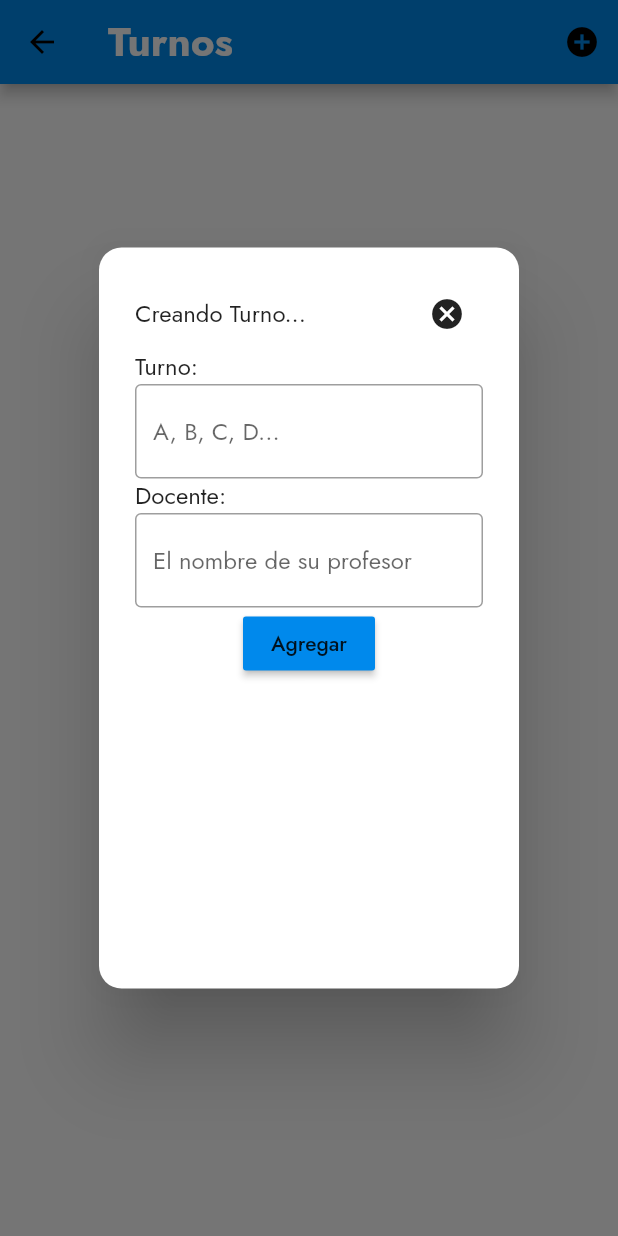
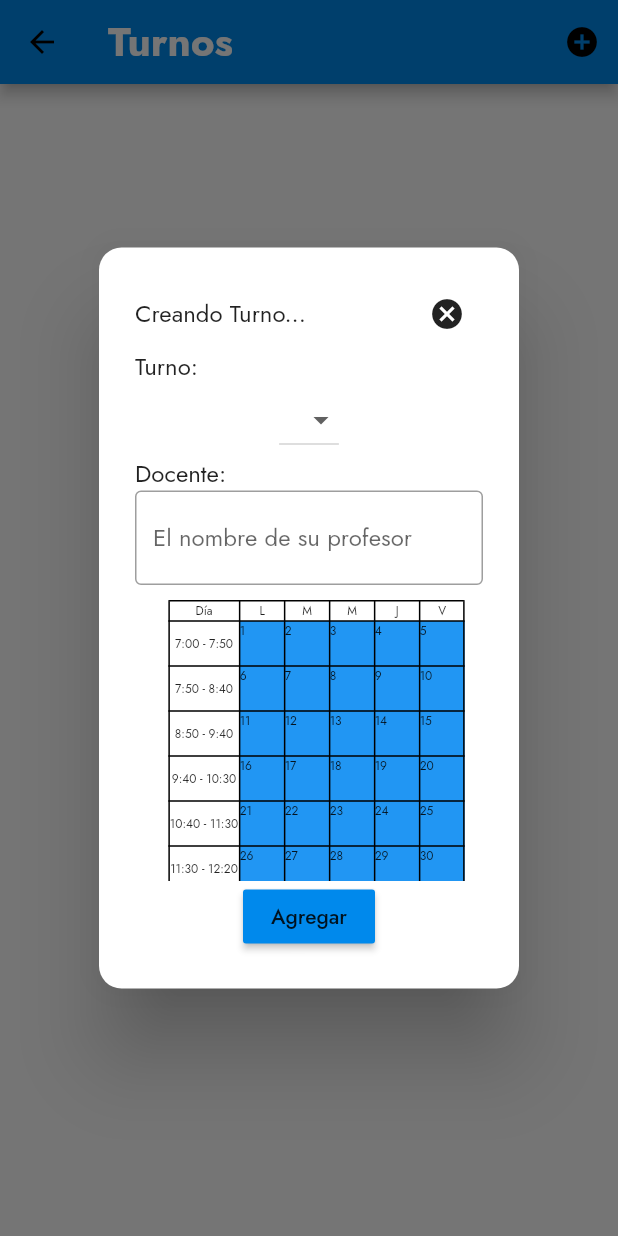
Before and after one commit to bryanhancco/CS_Scheduler, a Flutter app: the DetallesCursoPage screen opened directly with empty values, after a tap on the "add circle" icon, on a phone screen of 412 x 824 dp. Run offline on Flutter 3.47's test engine with Material 2 defaults, Android fonts, the light colour scheme and no system bars; our stand-ins replace google_fonts, sqflite; accounts and stored records are empty.

Commit message:
Agregando ingreso de turnos

```diff
--- a/lib/classes/models.dart
+++ b/lib/classes/models.dart
@@ -3,20 +3,20 @@ class Curso {
   final String CurNom;
   final int isObligatorio;
 
-  Curso({required this.CurCod,required  this.CurNom,required  this.isObligatorio});
+  Curso(
+      {required this.CurCod,
+      required this.CurNom,
+      required this.isObligatorio});
 
   static List<Curso> ejemplos = [
     Curso(
-        CurCod: 'MN',
-        CurNom: 'Metodos Numéricos',
-        isObligatorio: 1,),
+      CurCod: 'MN',
+      CurNom: 'Metodos Numéricos',
+      isObligatorio: 1,
+    ),
   ];
 
-  Curso.empty(
-    this.CurCod,
-    this.CurNom,
-    this.isObligatorio
-  );
+  Curso.empty(this.CurCod, this.CurNom, this.isObligatorio);
 
   Map<String, dynamic> toMap() {
     return {
@@ -30,21 +30,27 @@ class Curso {
 class Turno {
   final String TurCod;
   final String TurCurCod;
-  final String TurLet;
-  final String TurDoc;
+  final String TurHrs;
+  final String TurLet; //Letra
+  final String TurDoc; //Docente
 
-  Turno({required this.TurCod, required this.TurCurCod, required this.TurLet, required this.TurDoc});
+  Turno(
+      {required this.TurCod,
+      required this.TurCurCod,
+      required this.TurHrs,
+      required this.TurLet,
+      required this.TurDoc});
 
   Turno.empty(
-    this.TurCod,
-    this.TurCurCod,
-    this.TurLet,
-    this.TurDoc,
-  );
+      this.TurCod,
+      this.TurCurCod,
+      this.TurHrs,
+      this.TurLet, //Letra
+      this.TurDoc);
 
   /*
   static List<Turno> ejeTur = [
-    Turno('MN_A',1703244, 'A', 'Olha'),
+    Turno('MN_A','1703244', 'A', 'Olha'),
     Turno('MN_B', 1703244, 'B', 'Norka'),
     Turno('MN_C', 1703244, 'C', 'Olha'),
   ];
@@ -53,6 +59,7 @@ class Turno {
     return {
       'TurCod': TurCod,
       'TurCurCod': TurCurCod,
+      'TurHrs': TurHrs,
       'TurLet': TurLet,
       'TurDoc': TurDoc
     };
--- a/lib/database/scheduler_database.dart
+++ b/lib/database/scheduler_database.dart
@@ -6,8 +6,6 @@ class SchedulerDatabase {
   static final SchedulerDatabase instance = SchedulerDatabase._init();
   final String tableCourse = "curso";
   final String tableShift = "turno";
-  final String tableHour = 'hora';
-  final String tableShiftPerHour = 'turno_hora';
   static Database? _database;
 
   SchedulerDatabase._init();
@@ -31,41 +29,24 @@ class SchedulerDatabase {
         CurCod TEXT PRIMARY KEY,
         CurNom TEXT,
         CurReq INTEGER
-      )'''
-    );
+      )''');
     await db.execute('''
       CREATE TABLE $tableShift(
         TurCod TEXT PRIMARY KEY,
         TurCurCod TEXT,
+        TurHrs TEXT,
         TurLet TEXT,
         TurDoc TEXT,
         FOREIGN KEY(TurCurCod) REFERENCES $tableCourse(CurCod)
-      )'''
-    );
-    await db.execute('''
-      CREATE TABLE $tableHour(
-        HorCod TEXT PRIMARY KEY,
-        HorInd INTEGER
-      )'''
-    );
-    await db.execute('''
-      CREATE TABLE $tableShiftPerHour(
-        TurCod TEXT,
-        HorCod TEXT,
-        FOREIGN KEY(TurCod) REFERENCES $tableShift(TurCod)
-        FOREIGN KEY(HorCod) REFERENCES $tableHour(HorCod)
-      )'''
-    );
-
-    for (int i = 1; i <= 75; i++) {
-      await db.rawInsert('INSERT INTO $tableHour (HorCod, HorInd) VALUES ("H_$i", $i)');
-    }
+      )''');
   }
 
   Future<void> insertCourse(Curso item) async {
     final db = await instance.database;
-    await db.insert(tableCourse, item.toMap(), conflictAlgorithm: ConflictAlgorithm.replace);
+    await db.insert(tableCourse, item.toMap(),
+        conflictAlgorithm: ConflictAlgorithm.replace);
   }
+
   Future<List<Curso>> getAllCursos() async {
     final db = await instance.database;
     final List<Map<String, dynamic>> maps = await db.query(tableCourse);
@@ -77,17 +58,22 @@ class SchedulerDatabase {
       );
     });
   }
+
   Future<void> insertShift(Turno item) async {
     final db = await instance.database;
-    await db.insert(tableShift, item.toMap(), conflictAlgorithm: ConflictAlgorithm.replace);
+    await db.insert(tableShift, item.toMap(),
+        conflictAlgorithm: ConflictAlgorithm.replace);
   }
+
   Future<List<Turno>> getAllTurnos(String curCod) async {
     final db = await instance.database;
-    final List<Map<String, dynamic>> maps = await db.query(tableShift, where: 'TurCurCod=?', whereArgs: [curCod]);
+    final List<Map<String, dynamic>> maps =
+        await db.query(tableShift, where: 'TurCurCod=?', whereArgs: [curCod]);
     return List.generate(maps.length, (index) {
       return Turno(
         TurCod: maps[index]['TurCod'],
         TurCurCod: maps[index]['TurCurCod'],
+        TurHrs: maps[index]['TurHrs'],
         TurLet: maps[index]['TurLet'],
         TurDoc: maps[index]['TurDoc'],
       );
--- a/lib/pages/detallesCursoPage.dart
+++ b/lib/pages/detallesCursoPage.dart
@@ -10,10 +10,10 @@ class DetallesCursoPage extends StatefulWidget {
 
   @override
   State<DetallesCursoPage> createState() => _DetallesCursoPageState();
-
 }
 
 class _DetallesCursoPageState extends State<DetallesCursoPage> {
+  List<int> _horas = [2, 4];
   final _controllerTurnoLetra = TextEditingController();
   final _controllerTurnoDocente = TextEditingController();
 
@@ -24,7 +24,12 @@ class _DetallesCursoPageState extends State<DetallesCursoPage> {
   void saveNewShift() {
     setState(() {
       // print('categoria ' + _categoria.text);
-      Turno shift = Turno.empty(widget.curCod + _controllerTurnoLetra.text, widget.curCod, _controllerTurnoLetra.text, _controllerTurnoDocente.text);
+      Turno shift = Turno.empty(
+          widget.curCod + _controllerTurnoLetra.text,
+          widget.curCod,
+          _horas.join(','),
+          _controllerTurnoLetra.text,
+          _controllerTurnoDocente.text);
       addShift(shift);
       _controllerTurnoLetra.clear();
       _controllerTurnoDocente.clear();
@@ -43,7 +48,6 @@ class _DetallesCursoPageState extends State<DetallesCursoPage> {
           onCancel: () => Navigator.of(context).pop(),
           curCod: widget.curCod,
         );
-
       },
     );
   }
@@ -62,7 +66,6 @@ class _DetallesCursoPageState extends State<DetallesCursoPage> {
               fontSize: 27,
             ),
           ),
-
           actions: [
             IconButton(
                 onPressed: createNewShift,
@@ -74,28 +77,34 @@ class _DetallesCursoPageState extends State<DetallesCursoPage> {
         ),
         body: FutureBuilder(
             future: SchedulerDatabase.instance.getAllTurnos(widget.curCod),
-        builder: (BuildContext context, AsyncSnapshot<List<Turno>> snapshot) {
+            builder:
+                (BuildContext context, AsyncSnapshot<List<Turno>> snapshot) {
               if (snapshot.hasData) {
                 List<Turno> turnos = snapshot.data!;
                 return turnos.isEmpty
-            ? Center(child: Text("No hay Turnos!", style: TextStyle(fontSize: 20),))
+                    ? Center(
+                        child: Text(
+                        "No hay Turnos!",
+                        style: TextStyle(fontSize: 20),
+                      ))
                     : ListView.separated(
                         itemBuilder: (BuildContext context, int index) {
                           return ShiftsTile(turno: turnos[index]);
                         },
-              separatorBuilder: (BuildContext context, int index) => Divider(
+                        separatorBuilder: (BuildContext context, int index) =>
+                            Divider(
                           height: 5,
                         ),
                         itemCount: turnos.length,
                       );
-          }
-          else {
+              } else {
                 return const Center(
-              child: Text("No se han ingresado turnos!", style: TextStyle(fontSize: 20),),
+                  child: Text(
+                    "No se han ingresado turnos!",
+                    style: TextStyle(fontSize: 20),
+                  ),
                 );
               }
-        }
-      )
-    );
+            }));
   }
 }
--- a/lib/utilities/create_shift_dialog_box.dart
+++ b/lib/utilities/create_shift_dialog_box.dart
@@ -1,29 +1,62 @@
-
 import 'package:flutter/material.dart';
+import 'package:scheduler/utilities/table_input.dart';
 
 class CreateTurnoDialogBox extends StatefulWidget {
+  List<int> horasSelec;
   final controllerTurnoLetra;
   final controllerTurnoDocente;
   final VoidCallback onSave;
   final VoidCallback onCancel;
   final String curCod;
 
-  const CreateTurnoDialogBox({
+  CreateTurnoDialogBox({
     Key? key,
     required this.controllerTurnoLetra,
     required this.controllerTurnoDocente,
     required this.onSave,
     required this.onCancel,
     required this.curCod,
-  }) : super(key: key);
+  })  : horasSelec = [],
+        super(key: key);
   @override
   _CreateTurnoDialogBoxState createState() => _CreateTurnoDialogBoxState();
 }
 
 class _CreateTurnoDialogBoxState extends State<CreateTurnoDialogBox> {
-  final _controllerDocentes = TextEditingController();
+  /*final _controllerDocentes = TextEditingController();
+  final _dropdownController = TextEditingController();*/
+  List<String> options = [
+    'A',
+    'B',
+    'C',
+    'D',
+    'E',
+    'F',
+    'G',
+    'H',
+    'I',
+    'J',
+    'K',
+    'L',
+    'M',
+    'N',
+    'O',
+    'P',
+    'Q',
+    'R',
+    'S',
+    'T',
+    'U',
+    'V',
+    'W',
+    'X',
+    'Y',
+    'Z'
+  ];
+
   @override
   Widget build(BuildContext context) {
+    TextEditingController turnocontrol = widget.controllerTurnoLetra;
     return AlertDialog(
       shape: const RoundedRectangleBorder(
           borderRadius: BorderRadius.all(Radius.circular(15))),
@@ -45,12 +78,27 @@ class _CreateTurnoDialogBoxState extends State<CreateTurnoDialogBox> {
                 'Turno:',
               ),
             ),
-            TextField(
+            /*TextField(
               controller: widget.controllerTurnoLetra,
               decoration: const InputDecoration(
                 border: OutlineInputBorder(),
                 hintText: "A, B, C, D...",
               ),
+            ),*/
+            DropdownButton(
+              value: turnocontrol.text.isNotEmpty ? turnocontrol.text : null,
+              items: options.map<DropdownMenuItem<String>>((String value) {
+                return DropdownMenuItem<String>(
+                  value: value,
+                  child: Text(value),
+                );
+              }).toList(),
+              onChanged: (String? newValue) {
+                setState(() {
+                  // Actualizamos el valor en el controlador
+                  turnocontrol.text = newValue ?? '';
+                });
+              },
             ),
             Container(
               alignment: Alignment.centerLeft,
@@ -65,8 +113,63 @@ class _CreateTurnoDialogBoxState extends State<CreateTurnoDialogBox> {
                 hintText: "El nombre de su profesor",
               ),
             ),
+            /*Container(
+              alignment: Alignment.centerLeft,
+              child: Text(
+                'Hora Inicio:',
+              ),
+            ),
+            DropdownButton(
+              value: turnocontrol.text.isNotEmpty ? turnocontrol.text : null,
+              items: horas.map<DropdownMenuItem<String>>((String value) {
+                return DropdownMenuItem<String>(
+                  value: value,
+                  child: Text(value),
+                );
+              }).toList(),
+              onChanged: (String? newValue) {
+                setState(() {
+                  // Actualizamos el valor en el controlador
+                  turnocontrol.text = newValue ?? '';
+                });
+              },
+            ),
+            Container(
+              alignment: Alignment.centerLeft,
+              child: Text(
+                'Hora Fin:',
+              ),
+            ),
+            DropdownButton(
+              value: turnocontrol.text.isNotEmpty ? turnocontrol.text : null,
+              items: horas.map<DropdownMenuItem<String>>((String value) {
+                return DropdownMenuItem<String>(
+                  value: value,
+                  child: Text(value),
+                );
+              }).toList(),
+              onChanged: (String? newValue) {
+                setState(() {
+                  // Actualizamos el valor en el controlador
+                  turnocontrol.text = newValue ?? '';
+                });
+              },
+            ),*/
+            Expanded(child: TableInput(horasSelec: widget.horasSelec)),
             MaterialButton(
-              onPressed: widget.onSave,
+              onPressed: () {
+                // Realizar la validación
+                if (turnocontrol.text == '') {
+                  // Ambos campos están llenos, muestra el mensaje de éxito
+                  //mostrarSnackBar(context, 'Seleccione un turno');
+                  mostrarMensaje(context, 'CAMPO VACIO', 'Seleccione un turno');
+                } else {
+                  // Muestra un mensaje de error si la validación falla
+                  mostrarSnackBar(context, widget.horasSelec.toString());
+                  widget.onSave;
+                }
+              },
+              //widget.onSave,
               color: const Color.fromRGBO(0, 137, 236, 1),
               child: const Text("Agregar"),
             ),
@@ -76,3 +179,32 @@ class _CreateTurnoDialogBoxState extends State<CreateTurnoDialogBox> {
     );
   }
 }
+
+void mostrarSnackBar(BuildContext context, String mensaje) {
+  ScaffoldMessenger.of(context).showSnackBar(
+    SnackBar(
+      content: Text(mensaje),
+      duration: Duration(seconds: 2), // Duración del SnackBar
+    ),
+  );
+}
+
+void mostrarMensaje(BuildContext context, String title, String message) {
+  showDialog(
+    context: context,
+    builder: (BuildContext context) {
+      return AlertDialog(
+        title: Text(title),
+        content: Text(message),
+        actions: <Widget>[
+          TextButton(
+            onPressed: () {
+              Navigator.of(context).pop();
+            },
+            child: Text('Cerrar'),
+          ),
+        ],
+      );
+    },
+  );
+}
--- a/lib/utilities/detail_shift.dart
+++ b/lib/utilities/detail_shift.dart
@@ -1,14 +1,10 @@
-
 import 'package:flutter/material.dart';
 import 'package:scheduler/classes/models.dart';
 
 class DetailShiftDialogBox extends StatefulWidget {
   final Turno turno;
 
-  const DetailShiftDialogBox({
-    Key? key,
-    required this.turno
-  }) : super(key: key);
+  const DetailShiftDialogBox({Key? key, required this.turno}) : super(key: key);
   @override
   _DetailShiftDialogBoxState createState() => _DetailShiftDialogBoxState();
 }
@@ -19,7 +15,7 @@ class _DetailShiftDialogBoxState extends State<DetailShiftDialogBox> {
   Widget build(BuildContext context) {
     return AlertDialog(
       shape: const RoundedRectangleBorder(
-        borderRadius: BorderRadius.all(Radius.circular(15))),
+          borderRadius: BorderRadius.all(Radius.circular(15))),
       content: Container(
         height: 450,
         child: Column(
@@ -29,15 +25,21 @@ class _DetailShiftDialogBoxState extends State<DetailShiftDialogBox> {
               children: [
                 Text('Turno ' + widget.turno.TurLet),
                 IconButton(
-                  onPressed: () => Navigator.of(context).pop(), icon: const Icon(Icons.cancel)),
+                    onPressed: () => Navigator.of(context).pop(),
+                    icon: const Icon(Icons.cancel)),
               ],
             ),
-            Row(
-              mainAxisAlignment: MainAxisAlignment.spaceBetween,
-              children: [
-                Text('Docente:',),
-                Text(widget.turno.TurDoc),
-              ]
+            Row(mainAxisAlignment: MainAxisAlignment.spaceBetween, children: [
+              Text(
+                'Docente:',
+              ),
+              Text(widget.turno.TurDoc),
+            ]),
+            Text(
+              widget.turno.TurHrs,
+              style: const TextStyle(
+                fontSize: 27,
+              ),
             ),
             Text('Horario'),
           ],
--- a/lib/utilities/shifts_tile.dart
+++ b/lib/utilities/shifts_tile.dart
@@ -12,7 +12,6 @@ class ShiftsTile extends StatelessWidget {
   // This widget is the root of your application.
   @override
   Widget build(BuildContext context) {
-
     void showInfo() {
       showDialog(
         context: context,
--- /dev/null
+++ b/lib/utilities/table_input.dart
@@ -0,0 +1,152 @@
+import 'package:flutter/material.dart';
+
+class TableInput extends StatelessWidget {
+  List<int> horasSelec;
+  var i = 1;
+
+  TableInput({
+    Key? key,
+    required this.horasSelec,
+  }) : super(key: key);
+
+  final List<String> diasSemana = [
+    '   L   ',
+    '   M   ',
+    '   M   ',
+    '   J   ',
+    '   V   '
+  ];
+  final List<String> bloquesHorarios = [
+    "7:00 - 7:50",
+    "7:50 - 8:40",
+    "8:50 - 9:40",
+    "9:40 - 10:30",
+    "10:40 - 11:30",
+    "11:30 - 12:20",
+    "12:20  - 1:10",
+    "1:10  - 2:00",
+    "2:00  - 2:50",
+    "2:50  - 3:40",
+    "3:50  - 4:40",
+    "4:40  - 5:30",
+    "5:40  - 6:30",
+    "6:30  - 7:20",
+    "7:20  - 8:10",
+    "8:10  - 9:00"
+  ];
+
+  @override
+  Widget build(BuildContext context) {
+    return SafeArea(
+      child: Padding(
+        padding: const EdgeInsets.only(left: 20.0, right: 10.0, top: 10.0),
+        child: Align(
+          alignment: Alignment.center,
+          child: SingleChildScrollView(
+              scrollDirection: Axis.vertical,
+              child: SingleChildScrollView(
+                  scrollDirection: Axis.horizontal,
+                  child: Table(
+                    columnWidths: {
+                      0: const IntrinsicColumnWidth(), // Ancho ajustado al contenido para la primera columna
+                      for (int i = 1; i <= diasSemana.length; i++)
+                        i: const IntrinsicColumnWidth(), // Ancho ajustado al contenido para las demás columnas
+                    },
+                    defaultVerticalAlignment: TableCellVerticalAlignment.middle,
+                    border: TableBorder.all(),
+                    children: [
+                      TableRow(children: [
+                        for (var dia in ['Día', ...diasSemana])
+                          TextCell(txt: dia),
+                      ]),
+                      for (var bloqueHorario in bloquesHorarios)
+                        TableRow(
+                          children: [
+                            TextCell(txt: bloqueHorario),
+                            for (var dia in diasSemana)
+                              ColorCell(horas: horasSelec, h: i++),
+                            //const ElementTile(currentNumber: 1, txt: 'a'),
+                          ],
+                        ),
+                    ],
+                  ))),
+        ),
+      ),
+    );
+  }
+}
+
+class TextCell extends StatelessWidget {
+  final String txt;
+  const TextCell({Key? key, required this.txt}) : super(key: key);
+
+  @override
+  Widget build(BuildContext context) {
+    return TableCell(
+      child: Center(
+        child: Padding(
+          padding:
+              const EdgeInsets.all(1.0), // Añade un margen entre las celdas
+          child: Text(
+            txt,
+            style: TextStyle(fontSize: 8.0),
+          ),
+        ),
+      ),
+    );
+  }
+}
+
+class ColorCell extends StatelessWidget {
+  List<int> horas;
+  int h; //La Hora del bloque
+  ColorCell({Key? key, required this.horas, required this.h}) : super(key: key);
+
+  @override
+  Widget build(BuildContext context) {
+    return TableCell(
+      child: ColorChangingWidget(horas: horas, h: h),
+    );
+  }
+}
+
+class ColorChangingWidget extends StatefulWidget {
+  List<int> horas;
+  int h; //La Hora del bloque
+  ColorChangingWidget({Key? key, required this.horas, required this.h})
+      : super(key: key);
+  @override
+  _ColorChangingWidgetState createState() => _ColorChangingWidgetState();
+}
+
+class _ColorChangingWidgetState extends State<ColorChangingWidget> {
+  Color _currentColor = Colors.blue; // Color inicial
+
+  @override
+  Widget build(BuildContext context) {
+    return GestureDetector(
+      onTap: () {
+        // Cambiar el color al ser tocado
+        setState(() {
+          if (_currentColor == Colors.blue) {
+            _currentColor = Colors.red;
+            widget.horas.add(widget.h);
+          } else {
+            _currentColor = Colors.blue;
+            widget.horas.remove(widget.h);
+          }
+          //_currentColor = _currentColor == Colors.blue ? Colors.red : Colors.blue;
+        });
+      },
+      child: Container(
+        width: 30,
+        height: 30,
+        color: _currentColor,
+        child: Text(
+          widget.h.toString(),
+          style: TextStyle(fontSize: 8.0),
+        ),
+      ),
+    );
+  }
+}
```
Lines whose indentation alone changed are shown as unchanged.
